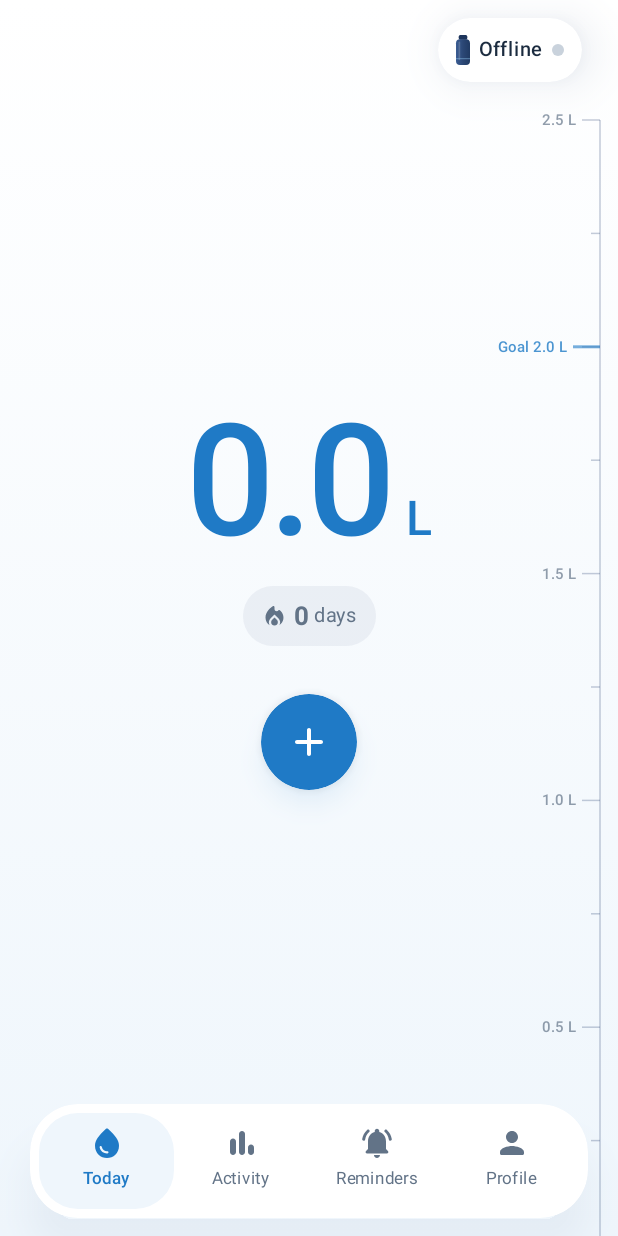
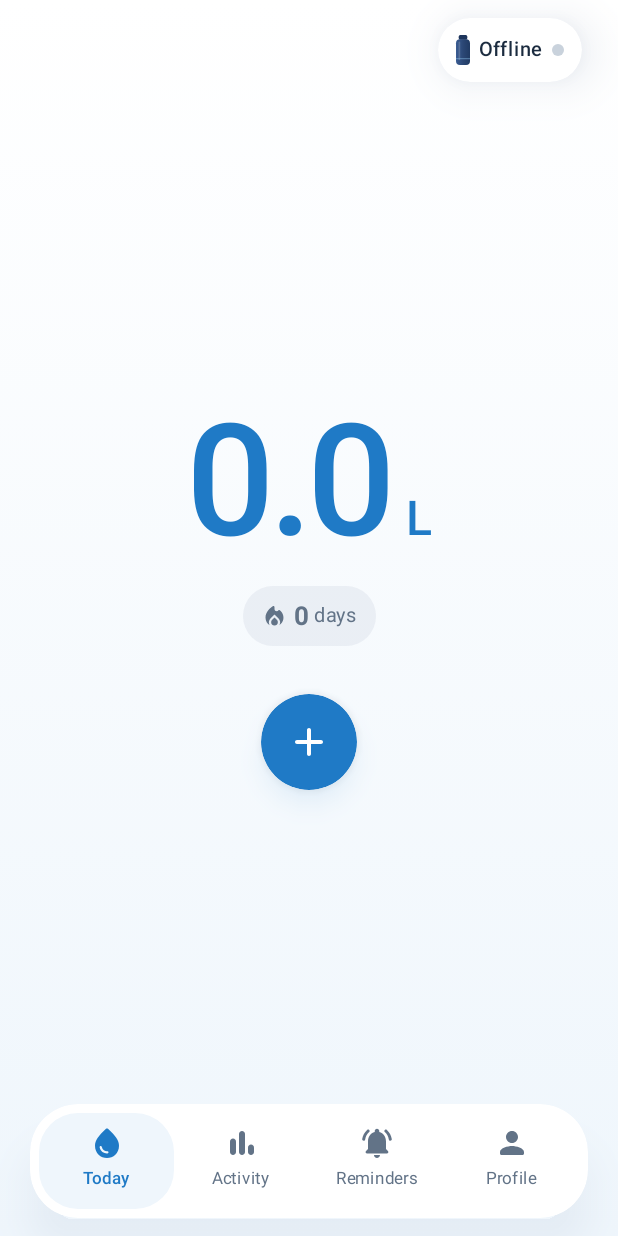
Before and after one commit to htl-leo-itp-26-28-4-5AHITM/Drinkly, an Android app built with Jetpack Compose: the screen it shows after launch (MainActivity), on a phone screen of 412 x 824 dp. Run offline under Robolectric (Android 15) with nearby library versions, the phone set to English and light mode, and no system bars; network calls fail; 2 statements that could not run were skipped.

Commit message:
feat(android): remove the measuring scale from the Today water
Co-Authored-By: Claude Opus 5.5 <noreply@anthropic.com>

```diff
--- a/frontend/android/app/src/main/java/at/drinkly/app/ui/components/HydrationScene.kt
+++ b/frontend/android/app/src/main/java/at/drinkly/app/ui/components/HydrationScene.kt
@@ -9,36 +9,26 @@ import androidx.compose.foundation.Canvas
 import androidx.compose.runtime.Composable
 import androidx.compose.runtime.getValue
 import androidx.compose.ui.Modifier
-import androidx.compose.ui.geometry.Offset
 import androidx.compose.ui.graphics.Brush
 import androidx.compose.ui.graphics.Color
 import androidx.compose.ui.graphics.Path
 import androidx.compose.ui.graphics.drawscope.DrawScope
-import androidx.compose.ui.text.TextMeasurer
-import androidx.compose.ui.text.TextStyle
-import androidx.compose.ui.text.drawText
-import androidx.compose.ui.text.font.FontWeight
-import androidx.compose.ui.text.rememberTextMeasurer
 import androidx.compose.ui.unit.Dp
 import androidx.compose.ui.unit.dp
-import androidx.compose.ui.unit.sp
-import at.drinkly.app.data.liters
 import at.drinkly.app.ui.theme.DrinklyColors
 import kotlin.math.PI
-import kotlin.math.abs
 import kotlin.math.min
 import kotlin.math.sin
 
 private const val MAX_SHARE = 1.25f
 
 /**
- * The Today background: water rising from the bottom edge (empty = nothing drunk yet) and a faint
- * measuring scale on the right edge.
+ * The Today background: water rising from the bottom edge (empty = nothing drunk yet).
  *
- * [fill] is today's intake divided by the goal; [topInset] keeps the scale clear of the status bar.
+ * [fill] is today's intake divided by the goal; [topInset] keeps the water below the status bar.
  */
 @Composable
-fun HydrationScene(fill: Float, goalMl: Int, water: Color, topInset: Dp, modifier: Modifier = Modifier) {
+fun HydrationScene(fill: Float, water: Color, topInset: Dp, modifier: Modifier = Modifier) {
     val transition = rememberInfiniteTransition(label = "wave")
     val phase by transition.animateFloat(
         initialValue = 0f,
@@ -46,7 +36,6 @@ fun HydrationScene(fill: Float, goalMl: Int, water: Color, topInset: Dp, modifie
         animationSpec = infiniteRepeatable(tween(7000, easing = LinearEasing)),
         label = "phase",
     )
-    val measurer = rememberTextMeasurer()
 
     Canvas(modifier) {
         val scale = SceneScale(
@@ -59,7 +48,6 @@ fun HydrationScene(fill: Float, goalMl: Int, water: Color, topInset: Dp, modifie
         drawPath(wave(top, phase + PI.toFloat() * 0.8f, 8.dp.toPx()), water.copy(alpha = 0.55f))
         drawPath(wave(top, phase, 10.dp.toPx()), water)
 
-        drawRuler(scale, goalMl, measurer)
     }
 }
 
@@ -79,33 +67,3 @@ private fun DrawScope.wave(top: Float, phase: Float, amplitude: Float) = Path().
     lineTo(size.width, size.height)
     close()
 }
-
-/** Faint ticks every 250 ml (500 ml for big goals), labelled every 500 ml (1 l), with the goal highlighted. */
-private fun DrawScope.drawRuler(scale: SceneScale, goalMl: Int, measurer: TextMeasurer) {
-    val x = size.width - 12.dp.toPx()
-    val step = if (goalMl > 2500) 500 else 250
-    val labelEvery = step * 2
-    val maxMl = (goalMl * MAX_SHARE).toInt()
-    val color = DrinklyColors.Navy.copy(alpha = 0.28f)
-    val labelStyle = TextStyle(fontSize = 10.sp, fontWeight = FontWeight.Medium, color = DrinklyColors.Muted.copy(alpha = 0.7f))
-
-    fun label(text: String, y: Float, gap: Float, style: TextStyle) {
-        val layout = measurer.measure(text, style)
-        drawText(layout, topLeft = Offset(x - gap - layout.size.width, y - layout.size.height / 2f))
-    }
-
-    drawLine(color, Offset(x, scale.zero), Offset(x, scale.y(MAX_SHARE)), strokeWidth = 1.dp.toPx())
-    for (ml in step..maxMl step step) {
-        val y = scale.y(ml.toFloat() / goalMl)
-        val major = ml % labelEvery == 0
-        drawLine(color, Offset(x - (if (major) 12 else 6).dp.toPx(), y), Offset(x, y), strokeWidth = 1.dp.toPx())
-        if (major && abs(ml - goalMl) >= step) label(liters(ml), y, 16.dp.toPx(), labelStyle)
-    }
-
-    val goalY = scale.y(1f)
-    drawLine(DrinklyColors.Blue.copy(alpha = 0.6f), Offset(x - 18.dp.toPx(), goalY), Offset(x, goalY), strokeWidth = 2.dp.toPx())
-    label(
-        "Goal ${liters(goalMl)}", goalY, 22.dp.toPx(),
-        labelStyle.copy(fontWeight = FontWeight.SemiBold, color = DrinklyColors.Blue.copy(alpha = 0.8f)),
-    )
-}
--- a/frontend/android/app/src/main/java/at/drinkly/app/ui/screens/TodayScreen.kt
+++ b/frontend/android/app/src/main/java/at/drinkly/app/ui/screens/TodayScreen.kt
@@ -105,7 +105,6 @@ fun TodayScreen(d: Dashboard, onAdd: (Int) -> Unit, onRefresh: () -> Unit, onBot
     Box(Modifier.fillMaxSize()) {
         HydrationScene(
             fill = fill,
-            goalMl = d.settings.goalMl,
             water = water,
             topInset = WindowInsets.statusBars.asPaddingValues().calculateTopPadding(),
             modifier = Modifier.fillMaxSize(),
```
